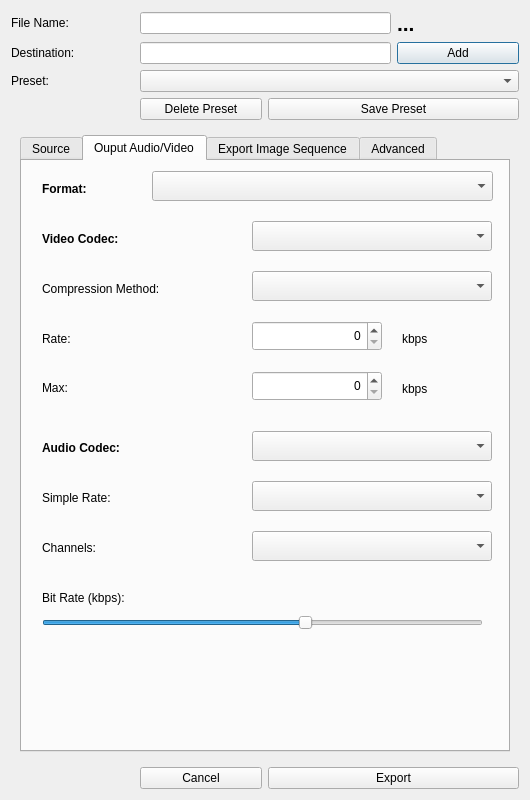
OpenShot/openshot-qt, file src/windows/ui/export-video.ui: the form before one commit.
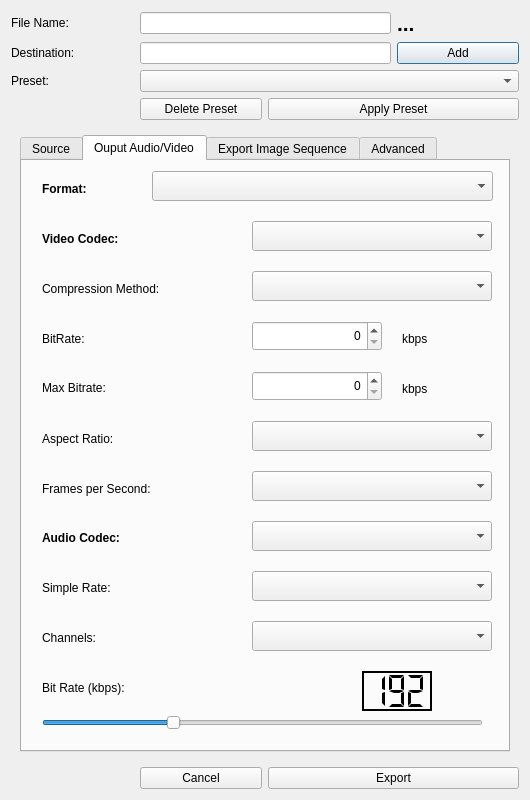
The form after the commit. The open tabs and pages were chosen to show the change. Icons and pictures are not drawn.

Commit message: Modified the export screen for added two new combobox (aspect_ratio and fps) and populated them.

```diff
--- a/src/windows/ui/export-video.ui
+++ b/src/windows/ui/export-video.ui
@@ -92,7 +92,7 @@
    <item row="3" column="2" colspan="2">
     <widget class="QPushButton" name="btnsavepreset">
      <property name="text">
-      <string>Save Preset</string>
+      <string>Apply Preset</string>
      </property>
     </widget>
    </item>
@@ -466,7 +466,7 @@
            </rect>
           </property>
           <property name="text">
-           <string>&lt;html&gt;&lt;head/&gt;&lt;body&gt;&lt;p&gt;Rate:&lt;/p&gt;&lt;/body&gt;&lt;/html&gt;</string>
+           <string>&lt;html&gt;&lt;head/&gt;&lt;body&gt;&lt;p&gt;BitRate:&lt;/p&gt;&lt;/body&gt;&lt;/html&gt;</string>
           </property>
          </widget>
          <widget class="QLabel" name="label_26">
@@ -479,14 +479,14 @@
            </rect>
           </property>
           <property name="text">
-           <string>&lt;html&gt;&lt;head/&gt;&lt;body&gt;&lt;p&gt;Max:&lt;/p&gt;&lt;/body&gt;&lt;/html&gt;</string>
+           <string>&lt;html&gt;&lt;head/&gt;&lt;body&gt;&lt;p&gt;Max Bitrate:&lt;/p&gt;&lt;/body&gt;&lt;/html&gt;</string>
           </property>
          </widget>
          <widget class="QLabel" name="label_27">
           <property name="geometry">
            <rect>
             <x>20</x>
-            <y>280</y>
+            <y>370</y>
             <width>171</width>
             <height>15</height>
            </rect>
@@ -499,7 +499,7 @@
           <property name="geometry">
            <rect>
             <x>20</x>
-            <y>330</y>
+            <y>420</y>
             <width>171</width>
             <height>15</height>
            </rect>
@@ -512,7 +512,7 @@
           <property name="geometry">
            <rect>
             <x>20</x>
-            <y>380</y>
+            <y>470</y>
             <width>171</width>
             <height>15</height>
            </rect>
@@ -525,13 +525,22 @@
           <property name="geometry">
            <rect>
             <x>20</x>
-            <y>450</y>
+            <y>550</y>
             <width>441</width>
             <height>24</height>
            </rect>
           </property>
+          <property name="minimum">
+           <number>8</number>
+          </property>
           <property name="maximum">
-           <number>320</number>
+           <number>640</number>
+          </property>
+          <property name="singleStep">
+           <number>8</number>
+          </property>
+          <property name="pageStep">
+           <number>1</number>
           </property>
           <property name="sliderPosition">
            <number>192</number>
@@ -544,7 +553,7 @@
           <property name="geometry">
            <rect>
             <x>20</x>
-            <y>430</y>
+            <y>520</y>
             <width>130</width>
             <height>15</height>
            </rect>
@@ -596,7 +605,7 @@
           <property name="geometry">
            <rect>
             <x>230</x>
-            <y>370</y>
+            <y>460</y>
             <width>240</width>
             <height>30</height>
            </rect>
@@ -606,7 +615,7 @@
           <property name="geometry">
            <rect>
             <x>230</x>
-            <y>270</y>
+            <y>360</y>
             <width>240</width>
             <height>30</height>
            </rect>
@@ -616,7 +625,7 @@
           <property name="geometry">
            <rect>
             <x>230</x>
-            <y>320</y>
+            <y>410</y>
             <width>240</width>
             <height>30</height>
            </rect>
@@ -655,6 +664,83 @@
            <set>Qt::AlignRight|Qt::AlignTrailing|Qt::AlignVCenter</set>
           </property>
          </widget>
+         <widget class="QLCDNumber" name="lcdaudiobitrate">
+          <property name="geometry">
+           <rect>
+            <x>340</x>
+            <y>510</y>
+            <width>70</width>
+            <height>40</height>
+           </rect>
+          </property>
+          <property name="inputMethodHints">
+           <set>Qt::ImhNone</set>
+          </property>
+          <property name="frameShape">
+           <enum>QFrame::WinPanel</enum>
+          </property>
+          <property name="frameShadow">
+           <enum>QFrame::Plain</enum>
+          </property>
+          <property name="lineWidth">
+           <number>1</number>
+          </property>
+          <property name="digitCount">
+           <number>3</number>
+          </property>
+          <property name="segmentStyle">
+           <enum>QLCDNumber::Flat</enum>
+          </property>
+          <property name="intValue" stdset="0">
+           <number>192</number>
+          </property>
+         </widget>
+         <widget class="QComboBox" name="cmbaspectratio">
+          <property name="geometry">
+           <rect>
+            <x>230</x>
+            <y>260</y>
+            <width>240</width>
+            <height>30</height>
+           </rect>
+          </property>
+         </widget>
+         <widget class="QComboBox" name="cmbfps">
+          <property name="geometry">
+           <rect>
+            <x>230</x>
+            <y>310</y>
+            <width>240</width>
+            <height>30</height>
+           </rect>
+          </property>
+         </widget>
+         <widget class="QLabel" name="label_34">
+          <property name="geometry">
+           <rect>
+            <x>20</x>
+            <y>270</y>
+            <width>171</width>
+            <height>15</height>
+           </rect>
+          </property>
+          <property name="text">
+           <string>Aspect Ratio:</string>
+          </property>
+         </widget>
+         <widget class="QLabel" name="label_35">
+          <property name="geometry">
+           <rect>
+            <x>20</x>
+            <y>320</y>
+            <width>171</width>
+            <height>15</height>
+           </rect>
+          </property>
+          <property name="text">
+           <string>Frames per Second:</string>
+          </property>
+         </widget>
         </widget>
         <widget class="QWidget" name="tabexportimagesequence">
          <attribute name="title">
```
Left out of the diff: 26 changed lines with no effect on the pictures. The commit also changes 1 other file.
